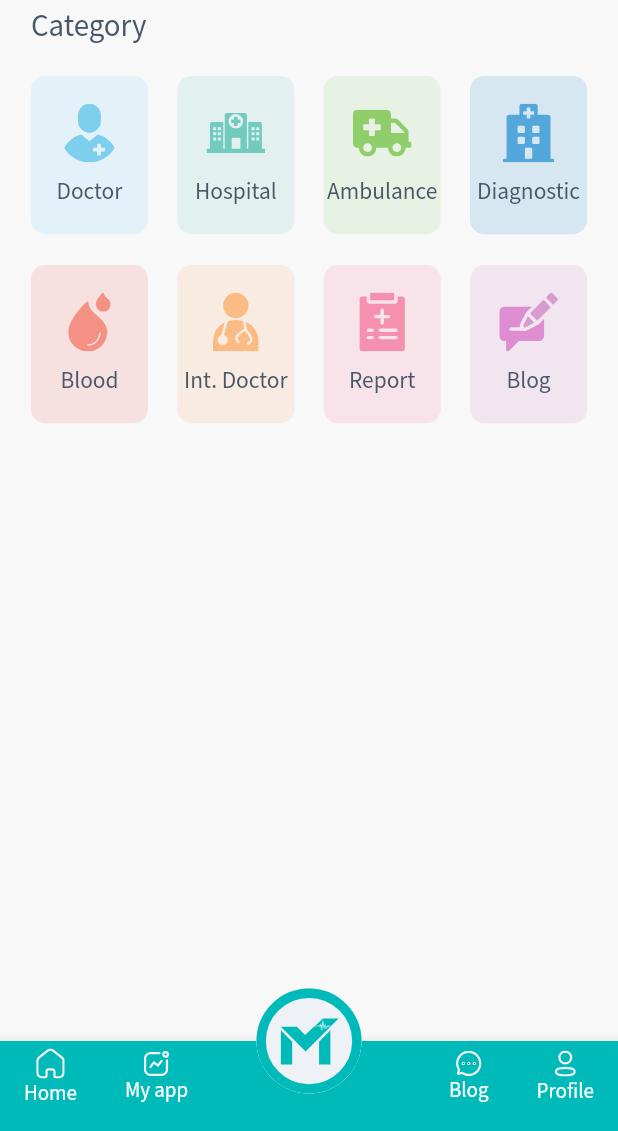
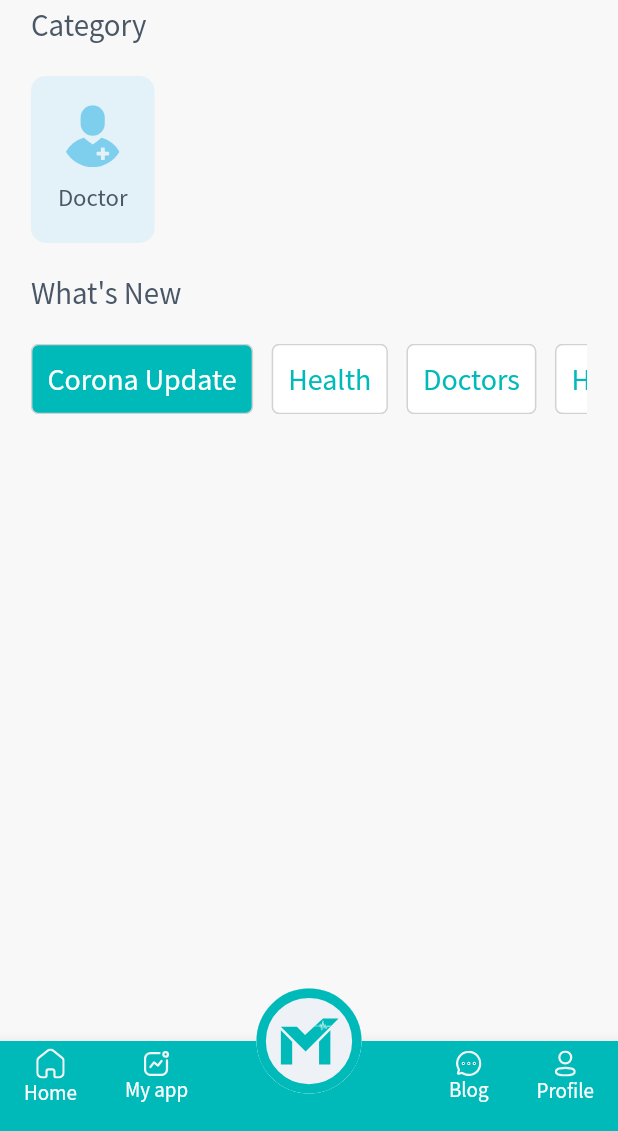
Before and after one commit to quintettechnologies/Meditec_mobile, a Flutter app: the Dashboard screen opened by its route, after a tap on "Blog", on a phone screen of 412 x 824 dp, the part 105-1236 px from its top. Run offline on Flutter 3.47's test engine with Material 2 defaults, Android fonts, the light colour scheme and no system bars; our stand-ins replace flutter_hooks, flutter_rating_bar, flutter_svg, hooks_riverpod, image_picker; missing offline and left inert: adobe_xd; accounts and stored records are empty; generated files the repository leaves out were written again; network calls fail; project files that could hold a hidden picture were left out.

```diff
--- a/lib/view/constants.dart
+++ b/lib/view/constants.dart
@@ -14,5 +14,16 @@ Color kFacebookColor = Color(0xFF4277BC);
 
 Color kTitleTextColor = Color(0xFF2D140D);
 
-const kButtonTextStyle =
+const kSelectedButtonTextStyle =
     TextStyle(fontFamily: 'Source Sans Pro', fontSize: 20, color: Colors.white);
+const kButtonTextStyle = TextStyle(
+    fontFamily: 'Source Sans Pro', fontSize: 20, color: Color(0xFF00BABA));
+
+var kSelectedButtonDecoration = BoxDecoration(
+    color: Color(0xFF00BABA),
+    border: Border.all(color: Color(0xFFD2D2D2)),
+    borderRadius: BorderRadius.circular(5));
+var kButtonDecoration = BoxDecoration(
+    color: Colors.white,
+    border: Border.all(color: Color(0xFFD2D2D2)),
+    borderRadius: BorderRadius.circular(5));
--- a/lib/view/screen/dashboard_screen.dart
+++ b/lib/view/screen/dashboard_screen.dart
@@ -47,57 +47,115 @@ class _DashboardState extends State<Dashboard> {
                         category: 'Doctor',
                         color: Color(0xFFE2F2F8),
                       ),
-                      SizedBox(width: space * 0.05),
-                      CatagoryButtonDashBoard(
-                        onTap: () {},
-                        category: 'Hospital',
-                        color: Color(0xFFE2F1EF),
+                      // SizedBox(width: space * 0.05),
+                      // CatagoryButtonDashBoard(
+                      //   onTap: () {},
+                      //   category: 'Hospital',
+                      //   color: Color(0xFFE2F1EF),
+                      // ),
+                      // SizedBox(width: space * 0.05),
+                      // CatagoryButtonDashBoard(
+                      //   onTap: () {},
+                      //   category: 'Ambulance',
+                      //   color: Color(0xFFE7F1E4),
+                      // ),
+                      // SizedBox(width: space * 0.05),
+                      // CatagoryButtonDashBoard(
+                      //   onTap: () {},
+                      //   category: 'Diagnostic',
+                      //   color: Color(0xFFD6E7F2),
+                      // ),
+                    ],
+                  ),
+                ),
+                // SizedBox(height: space * 0.05),
+                // FittedBox(
+                //   child: Row(
+                //     children: [
+                //       CatagoryButtonDashBoard(
+                //         onTap: () {},
+                //         category: 'Blood',
+                //         color: Color(0xFFF7E0E0),
+                //       ),
+                //       SizedBox(width: space * 0.05),
+                //       CatagoryButtonDashBoard(
+                //         onTap: () {},
+                //         category: 'Int. Doctor',
+                //         color: Color(0xFFF8EBE1),
+                //       ),
+                //       SizedBox(width: space * 0.05),
+                //       CatagoryButtonDashBoard(
+                //         onTap: () {},
+                //         category: 'Report',
+                //         color: Color(0xFFF7E3E9),
+                //       ),
+                //       SizedBox(width: space * 0.05),
+                //       CatagoryButtonDashBoard(
+                //         onTap: () {},
+                //         category: 'Blog',
+                //         color: Color(0xFFF1E5EF),
+                //       ),
+                //     ],
+                //   ),
+                // ),
+                SizedBox(height: space * 0.05),
+                Text(
+                  "What's New",
+                  style: TextStyle(
+                      fontSize: space * 0.05, color: kPrimaryTextColor),
+                ),
+                SizedBox(height: space * 0.05),
+                SingleChildScrollView(
+                  scrollDirection: Axis.horizontal,
+                  child: Row(
+                    children: [
+                      Container(
+                        padding: EdgeInsets.all(10),
+                        decoration: kSelectedButtonDecoration,
+                        child: Text(
+                          "Corona Update",
+                          style: kSelectedButtonTextStyle,
+                        ),
                       ),
-                      SizedBox(width: space * 0.05),
-                      CatagoryButtonDashBoard(
-                        onTap: () {},
-                        category: 'Ambulance',
-                        color: Color(0xFFE7F1E4),
+                      SizedBox(width: space * 0.03),
+                      Container(
+                        padding: EdgeInsets.all(10),
+                        decoration: kButtonDecoration,
+                        child: Text(
+                          "Health",
+                          style: kButtonTextStyle,
+                        ),
                       ),
-                      SizedBox(width: space * 0.05),
-                      CatagoryButtonDashBoard(
-                        onTap: () {},
-                        category: 'Diagnostic',
-                        color: Color(0xFFD6E7F2),
+                      SizedBox(width: space * 0.03),
+                      Container(
+                        padding: EdgeInsets.all(10),
+                        decoration: kButtonDecoration,
+                        child: Text(
+                          "Doctors",
+                          style: kButtonTextStyle,
+                        ),
+                      ),
+                      SizedBox(width: space * 0.03),
+                      Container(
+                        padding: EdgeInsets.all(10),
+                        decoration: kButtonDecoration,
+                        child: Text(
+                          "Hospital",
+                          style: kButtonTextStyle,
+                        ),
+                      ),
+                      SizedBox(width: space * 0.03),
+                      Container(
+                        padding: EdgeInsets.all(10),
+                        decoration: kButtonDecoration,
+                        child: Text(
+                          "Medicine",
+                          style: kButtonTextStyle,
+                        ),
                       ),
                     ],
                   ),
-                ),
-                SizedBox(height: space * 0.05),
-                FittedBox(
-                  child: Row(
-                    children: [
-                      CatagoryButtonDashBoard(
-                        onTap: () {},
-                        category: 'Blood',
-                        color: Color(0xFFF7E0E0),
-                      ),
-                      SizedBox(width: space * 0.05),
-                      CatagoryButtonDashBoard(
-                        onTap: () {},
-                        category: 'Int. Doctor',
-                        color: Color(0xFFF8EBE1),
-                      ),
-                      SizedBox(width: space * 0.05),
-                      CatagoryButtonDashBoard(
-                        onTap: () {},
-                        category: 'Report',
-                        color: Color(0xFFF7E3E9),
-                      ),
-                      SizedBox(width: space * 0.05),
-                      CatagoryButtonDashBoard(
-                        onTap: () {},
-                        category: 'Blog',
-                        color: Color(0xFFF1E5EF),
-                      ),
-                    ],
-                  ),
-                ),
+                )
               ],
             ),
           ),
--- a/lib/view/screen/home_screen.dart
+++ b/lib/view/screen/home_screen.dart
@@ -55,7 +55,7 @@ class _HomeScreenState extends State<HomeScreen> {
                         padding: const EdgeInsets.all(8.0),
                         child: Text(
                           'Login',
-                          style: kButtonTextStyle,
+                          style: kButtonTextStyle.copyWith(color: Colors.white),
                         ),
                       ),
                     ),
@@ -81,7 +81,7 @@ class _HomeScreenState extends State<HomeScreen> {
                         padding: const EdgeInsets.all(8.0),
                         child: Text(
                           'Sign Up',
-                          style: kButtonTextStyle,
+                          style: kButtonTextStyle.copyWith(color: Colors.white),
                         ),
                       ),
                     ),
--- a/lib/view/widget/customDrawer.dart
+++ b/lib/view/widget/customDrawer.dart
@@ -60,12 +60,16 @@ class MyCustomDrawer extends HookWidget {
                                       Text(
                                         '${user.currentUser().name.toString()}',
                                         // 'Alex Horls',
-                                        style: TextStyle(color: Colors.white),
+                                        style: TextStyle(
+                                            color: Colors.white,
+                                            fontSize: 16,
+                                            fontWeight: FontWeight.bold),
                                       ),
                                       Text(
                                         "${user.currentUser().roles['name'].toString().toUpperCase()}",
                                         // "Patient",
-                                        style: TextStyle(color: Colors.white),
+                                        style: TextStyle(
+                                            color: Colors.white, fontSize: 14),
                                       ),
                                     ],
                                   ),
@@ -140,8 +144,12 @@ class MyCustomDrawer extends HookWidget {
                             onPressed: () async {
                               bool logout = await user.logout();
                               if (!logout) {
-                                Navigator.popAndPushNamed(
-                                    context, HomeScreen.id);
+                                Navigator.of(context).pushAndRemoveUntil(
+                                    MaterialPageRoute(
+                                        builder: (context) => HomeScreen()),
+                                    (Route<dynamic> route) => false);
+                                // Navigator.popAndPushNamed(
+                                //     context, HomeScreen.id);
                               }
                             },
                             child: Padding(
```
